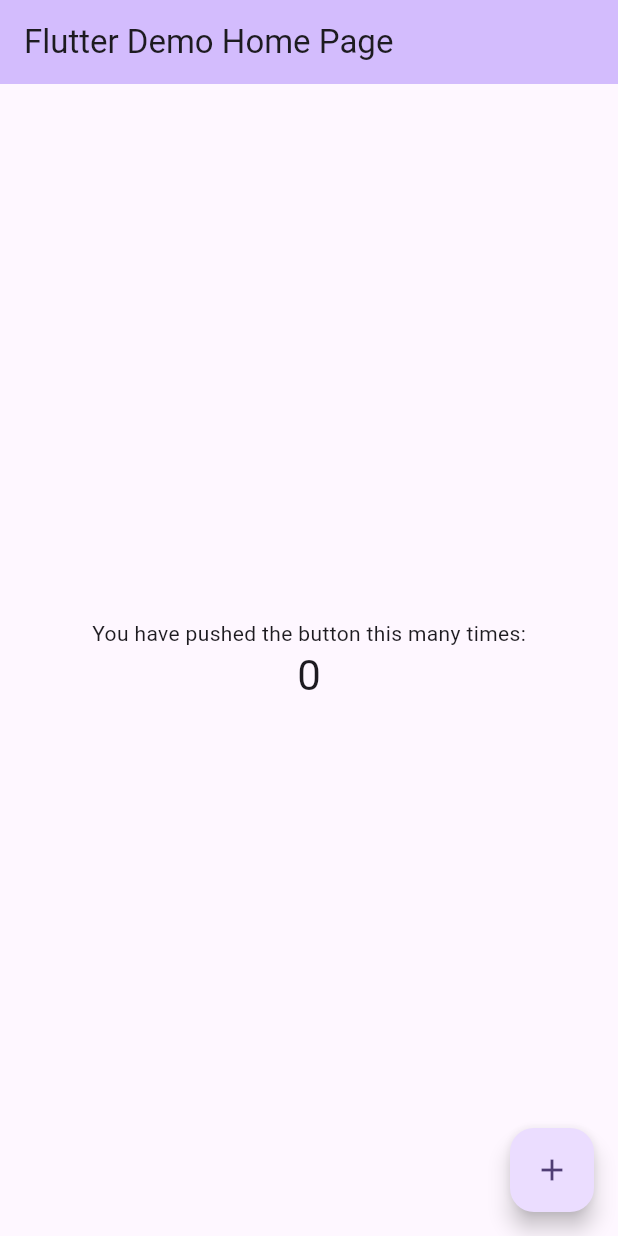
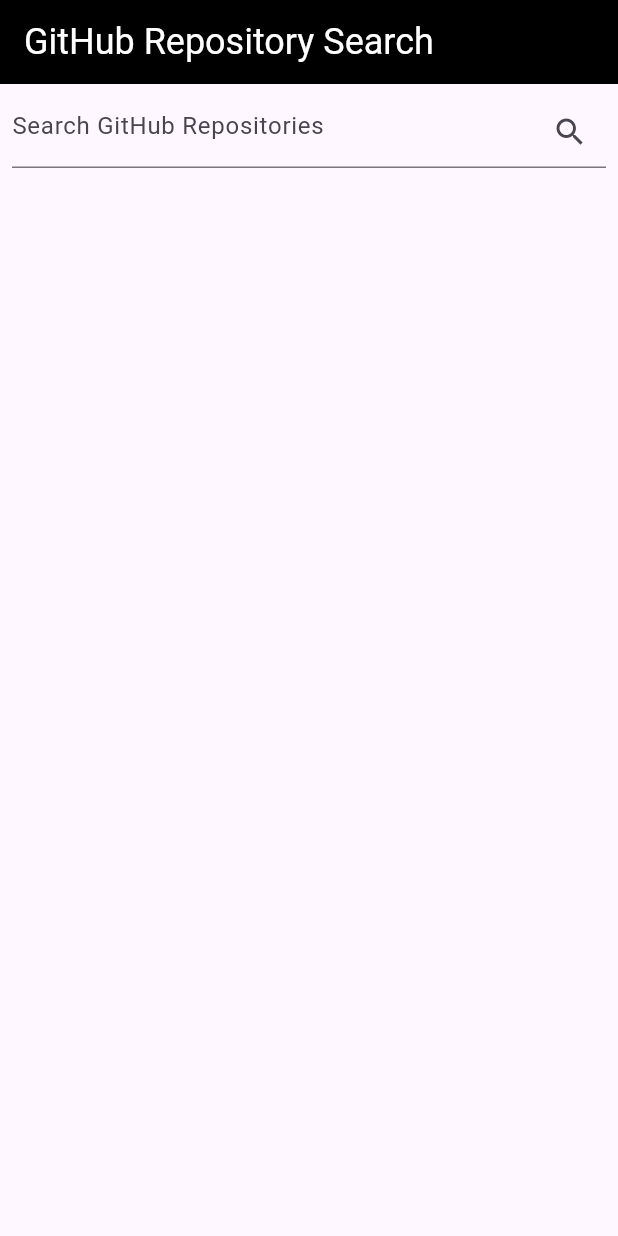
Before and after one commit to Ryosuke1025/flutter-engineer-codecheck, a Flutter app: the screen it shows after launch, on a phone screen of 412 x 824 dp. Run offline on Flutter 3.47's test engine with Material 3 defaults, Android fonts, the phone set to English and light mode, and no system bars.

Commit message:
[Add] GithubRepositorySearch画面の追加

```diff
--- a/lib/main.dart
+++ b/lib/main.dart
@@ -1,4 +1,6 @@
+import "dart:convert";
 import "package:flutter/material.dart";
+import "package:http/http.dart" as http;
 
 void main() {
   runApp(const MyApp());
@@ -10,57 +12,109 @@ class MyApp extends StatelessWidget {
   @override
   Widget build(BuildContext context) =>
     MaterialApp(
-      title: "Flutter Demo",
+      title: "GitHub Search",
       theme: ThemeData(
-        colorScheme: ColorScheme.fromSeed(seedColor: Colors.deepPurple),
-        useMaterial3: true,
+        primarySwatch: Colors.blue,
+        visualDensity: VisualDensity.adaptivePlatformDensity,
       ),
-      home: const MyHomePage(title: "Flutter Demo Home Page"),
+      home: const GitHubSearchPage(),
     );
-  }
+}
 
-class MyHomePage extends StatefulWidget {
-  const MyHomePage({required this.title, super.key});
-  final String title;
+class GitHubSearchPage extends StatefulWidget {
+  const GitHubSearchPage({super.key});
 
   @override
-  State<MyHomePage> createState() => _MyHomePageState();
+  State<GitHubSearchPage> createState() => _GitHubSearchPageState();
 }
 
-class _MyHomePageState extends State<MyHomePage> {
-  int _counter = 0;
+class _GitHubSearchPageState extends State<GitHubSearchPage> {
+  final TextEditingController _controller = TextEditingController();
+  List<dynamic> _results = [];
+  bool _isLoading = false;
 
-  void _incrementCounter() {
+  void _search() async {
     setState(() {
-      _counter++;
+      _isLoading = true;
+    });
+
+    final response = await http.get(
+      Uri.parse("https://api.github.com/search/repositories?q=${_controller.text}"),
+    );
+
+    if (response.statusCode == 200) {
+      final data = jsonDecode(response.body);
+      setState(() {
+        _results = data["items"];
+        _isLoading = false;
+      });
+    } else {
+      await showDialog(
+        context: context,
+        builder: (context) => AlertDialog(
+          title: const Text("Error"),
+          content: Text("Failed to fetch data: ${response.statusCode}"),
+          actions: [
+            TextButton(
+              onPressed: () => Navigator.of(context).pop(),
+              child: const Text("OK"),
+            ),
+          ],
+        ),
+      );
+    }
+    setState(() {
+      _isLoading = false;
     });
   }
 
   @override
-  Widget build(BuildContext context) =>
-    Scaffold(
+  Widget build(BuildContext context) => Scaffold(
       appBar: AppBar(
-        backgroundColor: Theme.of(context).colorScheme.inversePrimary,
-        title: Text(widget.title),
+        title: const Text(
+            "GitHub Repository Search",
+            style: TextStyle(
+              color: Colors.white,
+              fontSize: 24,
+            ),
+        ),
+        backgroundColor: Colors.black,
       ),
-      body: Center(
-        child: Column(
-          mainAxisAlignment: MainAxisAlignment.center,
-          children: <Widget>[
-            const Text(
-              "You have pushed the button this many times:",
+      body: Column(
+        children: <Widget>[
+          Padding(
+            padding: const EdgeInsets.all(8.0),
+            child: TextField(
+              controller: _controller,
+              decoration: InputDecoration(
+                hintText: "Search GitHub Repositories",
+                suffixIcon: IconButton(
+                  icon: const Icon(Icons.search),
+                  onPressed: _search,
+                ),
+              ),
+              onSubmitted: (String value) {
+                _search();
+              },
             ),
-            Text(
-              "$_counter",
-              style: Theme.of(context).textTheme.headlineMedium,
+            ),
+            Expanded(
+              child: _isLoading
+                  ? const Center(child: CircularProgressIndicator())
+                  : ListView.builder(
+                      itemCount: _results.length,
+                      itemBuilder: (context, index) => ListTile(
+                        leading: CircleAvatar(
+                          backgroundImage: NetworkImage(
+                              _results[index]["owner"]["avatar_url"],),
+                        ),
+                        title: Text(_results[index]["name"]),
+                        subtitle: Text(
+                            _results[index]["description"] ?? "",),
+                      ),
+                    ),
             ),
           ],
         ),
-      ),
-      floatingActionButton: FloatingActionButton(
-        onPressed: _incrementCounter,
-        tooltip: "Increment",
-        child: const Icon(Icons.add),
-      ),
-    );
+      );
 }
--- a/pubspec.yaml
+++ b/pubspec.yaml
@@ -11,6 +11,7 @@ environment:
 dependencies:
   flutter:
     sdk: flutter
+  http: ^0.13.6
 
 dev_dependencies:
   flutter_lints: ^3.0.0
```
Also changed, not shown: pubspec.lock.
